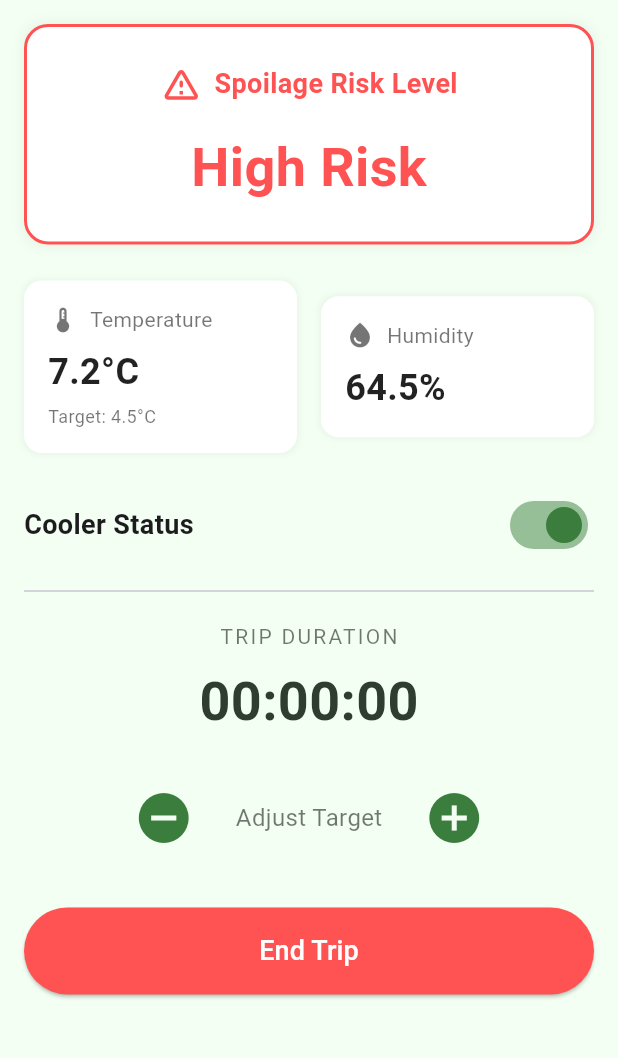
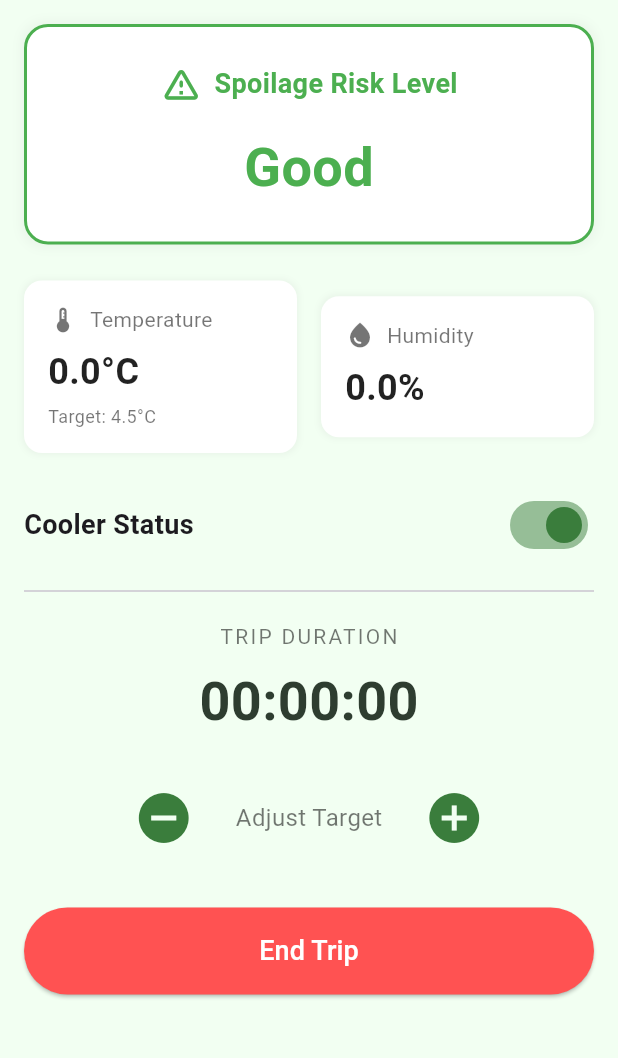
Before and after one commit to karlsxo/Dal.ani, a Flutter app: the DashboardScreen screen opened directly, after a tap on the "remove circle" icon, on a phone screen of 412 x 824 dp, the part 84-1142 px from its top. Run offline on Flutter 3.47's test engine with Material 3 defaults, Android fonts, the phone set to English and light mode, and no system bars; our stand-ins replace firebase_core, firebase_database; accounts and stored records are empty.

Commit message:
done connect sensor to firebase!

```diff
--- a/lib/screens/dashboard_screen.dart
+++ b/lib/screens/dashboard_screen.dart
@@ -1,8 +1,9 @@
 import 'dart:async';
-import 'dart:math';
 import 'package:flutter/material.dart';
+import 'package:firebase_database/firebase_database.dart';
 import '../theme/colors.dart';
 import 'trip_summary_screen.dart';
+import '../services/rtdb_service.dart';
 
 class DashboardScreen extends StatefulWidget {
   const DashboardScreen({super.key});
@@ -15,42 +16,92 @@ class _DashboardScreenState extends State<DashboardScreen> {
   // State variables
   bool _coolerIsOn = true;
   double _targetTemperature = 5.0;
-  double _currentTemperature = 7.4;
-  double _currentHumidity = 65.3;
-  String _riskLevel = "High Risk";
-  Color _riskColor = AppColors.highRisk;
-  late Timer _dataSimulatorTimer;
+  double _currentTemperature = 0.0;
+  double _currentHumidity = 0.0;
+  String _riskLevel = "Good";
+  Color _riskColor = AppColors.goodRisk;
+  bool _isLoading = true;
+
+  // Firebase database reference and subscription
+  final RTDBService _rtdbService = RTDBService();
+  late StreamSubscription<DatabaseEvent> _readingsSubscription;
+
   final Stopwatch _tripStopwatch = Stopwatch();
   String _elapsedTime = '00:00:00';
+
+  Timer? _durationTimer;
 
   @override
   void initState() {
     super.initState();
     _tripStopwatch.start();
-    _startDataSimulation();
+    _startTripDurationTimer();
+    _listenForSensorReadings(); // Start listening to Firebase
   }
 
   @override
   void dispose() {
-    _dataSimulatorTimer.cancel();
+    _readingsSubscription.cancel(); // Cancel the Firebase subscription
+    _durationTimer?.cancel();
     _tripStopwatch.stop();
     super.dispose();
   }
 
-  void _startDataSimulation() {
-    _dataSimulatorTimer = Timer.periodic(const Duration(seconds: 2), (timer) {
-      setState(() {
-        final tempChange = (Random().nextDouble() - 0.5) * 0.5;
-        _currentTemperature += tempChange;
+  // Method to listen for the latest sensor data from Firebase
+  void _listenForSensorReadings() {
+    _readingsSubscription = _rtdbService.getSensorReadings().listen((event) {
+      if (!mounted) return;
 
-        final humidityChange = (Random().nextDouble() - 0.5) * 2;
-        _currentHumidity += humidityChange;
-        if (_currentHumidity < 30) _currentHumidity = 30;
-        if (_currentHumidity > 90) _currentHumidity = 90;
+      try {
+        final dataSnapshot = event.snapshot.value;
+        if (dataSnapshot == null) {
+          setState(() => _isLoading = false);
+          return;
+        }
 
-        _updateElapsedTime();
-        _updateRiskLevel();
-      });
+        if (dataSnapshot is Map) {
+          final latestReading = dataSnapshot.values.last;
+          if (latestReading is Map) {
+            setState(() {
+              _currentTemperature = double.parse(latestReading['temperature'].toString());
+              _currentHumidity = double.parse(latestReading['humidity'].toString());
+              _updateRiskLevel();
+              _isLoading = false;
+            });
+          }
+        }
+      } catch (e) {
+        if (!mounted) return;
+        ScaffoldMessenger.of(context).showSnackBar(
+          SnackBar(
+            content: Text('Error processing sensor data: $e'),
+            backgroundColor: Colors.red,
+          ),
+        );
+        setState(() => _isLoading = false);
+      }
+    }, onError: (error) {
+      if (!mounted) return;
+      ScaffoldMessenger.of(context).showSnackBar(
+        SnackBar(
+          content: Text('Error fetching sensor data: $error'),
+          backgroundColor: Colors.red,
+        ),
+      );
+      setState(() => _isLoading = false);
+    });
+  }
+
+  // This timer is just for the trip duration
+  void _startTripDurationTimer() {
+    _durationTimer = Timer.periodic(const Duration(seconds: 1), (timer) {
+      if (_tripStopwatch.isRunning) {
+        setState(() {
+          _updateElapsedTime();
+        });
+      } else {
+        timer.cancel();
+      }
     });
   }
 
@@ -195,8 +246,71 @@ class _DashboardScreenState extends State<DashboardScreen> {
     );
   }
 
+  // When ending a trip, save the data
+  void _endTrip() async {
+    if (!mounted) return;
+
+    _readingsSubscription.cancel();
+    _tripStopwatch.stop();
+
+    final tripData = {
+      'startTime': DateTime.now()
+          .subtract(Duration(seconds: _tripStopwatch.elapsed.inSeconds))
+          .toIso8601String(),
+      'endTime': DateTime.now().toIso8601String(),
+      'duration': _elapsedTime,
+      'avgTemperature': _currentTemperature,
+      'finalHumidity': _currentHumidity,
+      'riskLevel': _riskLevel,
+    };
+
+    try {
+      await _rtdbService.saveTripData(tripData);
+      // Navigate to summary screen
+      final summaryData = TripSummaryData(
+        tripId: 'TRIP-${DateTime.now().millisecondsSinceEpoch}',
+        duration: _elapsedTime,
+        avgTemperature: _currentTemperature,
+        warnings: _riskLevel == "High Risk" ? 1 : 0,
+        storageEfficiency: _riskLevel == "Good" ? 95 :
+                          _riskLevel == "Low Risk" ? 80 : 60,
+        startTime: DateTime.now().subtract(
+          Duration(seconds: _tripStopwatch.elapsed.inSeconds)
+        ),
+      );
+
+      Navigator.push(
+        context,
+        MaterialPageRoute(
+          builder: (context) => TripSummaryScreen(summaryData: summaryData),
+        ),
+      ).then((_) {
+        setState(() {
+          _tripStopwatch.reset();
+          _elapsedTime = '00:00:00';
+          _listenForSensorReadings();
+        });
+      });
+    } catch (e) {
+      ScaffoldMessenger.of(context).showSnackBar(
+        SnackBar(content: Text('Error saving trip data: $e')),
+      );
+    }
+  }
+
   @override
   Widget build(BuildContext context) {
+    if (_isLoading) {
+      return const Scaffold(
+        backgroundColor: AppColors.lightGreenBackground,
+        body: Center(
+          child: CircularProgressIndicator(
+            color: AppColors.primaryGreen,
+          ),
+        ),
+      );
+    }
+
     return Scaffold(
       backgroundColor: AppColors.lightGreenBackground,
       appBar: AppBar(
@@ -248,35 +362,7 @@ class _DashboardScreenState extends State<DashboardScreen> {
                   borderRadius: BorderRadius.circular(30),
                 ),
               ),
-              onPressed: () {
-                _dataSimulatorTimer.cancel();
-                _tripStopwatch.stop();
-
-                final summaryData = TripSummaryData(
-                  tripId: 'TRIP-${DateTime.now().millisecondsSinceEpoch}',
-                  duration: _elapsedTime,
-                  avgTemperature: _currentTemperature,
-                  warnings: _riskLevel == "High Risk" ? 1 : 0,
-                  storageEfficiency: _riskLevel == "Good" ? 95 :
-                                   _riskLevel == "Low Risk" ? 80 : 60,
-                  startTime: DateTime.now().subtract(
-                    Duration(seconds: _tripStopwatch.elapsed.inSeconds)
-                  ),
-                );
-
-                Navigator.push(
-                  context,
-                  MaterialPageRoute(
-                    builder: (context) => TripSummaryScreen(summaryData: summaryData),
-                  ),
-                ).then((_) {
-                  setState(() {
-                    _tripStopwatch.reset();
-                    _elapsedTime = '00:00:00';
-                    _startDataSimulation();
-                  });
-                });
-              },
+              onPressed: _endTrip,
               child: const Text(
                 'End Trip',
                 style: TextStyle(fontSize: 18, color: Colors.white),
--- a/lib/screens/main_screen.dart
+++ b/lib/screens/main_screen.dart
@@ -1,7 +1,7 @@
 import 'package:flutter/material.dart';
 import 'dashboard_screen.dart';
 import 'select_produce_screen.dart';
-import 'trip_summary_screen.dart';  // Changed import
+import 'trip_summary_screen.dart';
 import '../theme/colors.dart';
 
 class MainScreen extends StatefulWidget {
--- a/lib/screens/select_produce_screen.dart
+++ b/lib/screens/select_produce_screen.dart
@@ -1,9 +1,5 @@
-// lib/screens/select_produce.dart (assuming this is the correct filename)
 import 'package:flutter/material.dart';
 import '../theme/colors.dart'; // Corrected import path for colors.dart
-
-// Note: We need to pass data to the dashboard, which we'll set up later.
-// For now, this screen just shows the UI.
 
 class SelectProduceScreen extends StatelessWidget {
   const SelectProduceScreen({super.key});
--- a/lib/screens/trip_summary_screen.dart
+++ b/lib/screens/trip_summary_screen.dart
@@ -163,7 +163,7 @@ class TripSummaryScreen extends StatelessWidget {
           title: 'Warnings',
           value: summaryData.warnings.toString(),
         ),
-        SummaryInfoCard(
+        const SummaryInfoCard(
           icon: Icons.check_circle_outline,
           title: 'Status',
           value: 'Fresh',
--- /dev/null
+++ b/lib/services/rtdb_service.dart
@@ -0,0 +1,29 @@
+import 'package:firebase_database/firebase_database.dart';
+
+class RTDBService {
+  final DatabaseReference _database = FirebaseDatabase.instance.ref();
+
+  Stream<DatabaseEvent> getSensorReadings() {
+    try {
+      // Add debug print
+      print('Attempting to fetch sensor data from Firebase...');
+
+      return _database
+          .child('readings')
+          .orderByKey()
+          .limitToLast(1)
+          .onValue;
+    } catch (e) {
+      print('Error in RTDBService: $e');
+      throw Exception('Failed to get sensor readings: $e');
+    }
+  }
+
+  Future<void> saveTripData(Map<String, dynamic> tripData) async {
+    try {
+      await _database.child('trips').push().set(tripData);
+    } catch (e) {
+      throw Exception('Failed to save trip data: $e');
+    }
+  }
+}
```
Also changed, not shown: lib/main.dart (+13 -1 lines), lib/screens/start_screen.dart (+4 -5 lines), pubspec.yaml (+7 -17 lines), firebase.json (added), lib/firebase_options.dart (added), pubspec.lock, 8 other files.
